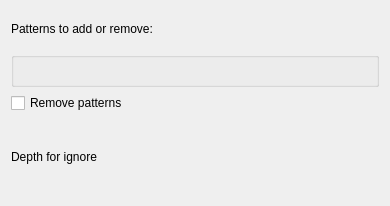
Qt form src/svnfrontend/editignorepattern.ui (KDE/kdesvn) before a commit.
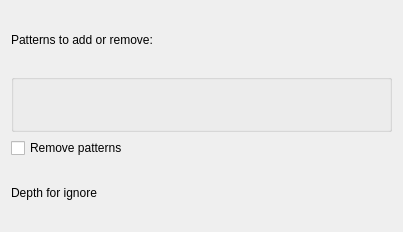
The same form after that commit. Custom widgets are drawn as their Qt base class.

Commit message: KEditListBox -> KEditListWidget

```diff
--- a/src/svnfrontend/editignorepattern.ui
+++ b/src/svnfrontend/editignorepattern.ui
@@ -6,14 +6,12 @@
    <rect>
     <x>0</x>
     <y>0</y>
-    <width>390</width>
-    <height>206</height>
+    <width>403</width>
+    <height>232</height>
    </rect>
   </property>
   <layout class="QVBoxLayout" name="verticalLayout_2">
    <item>
-    <layout class="QVBoxLayout" name="verticalLayout">
-     <item>
       <widget class="QLabel" name="m_PatternLabel">
        <property name="text">
         <string>Patterns to add or remove:</string>
@@ -21,13 +19,20 @@
       </widget>
      </item>
      <item>
-      <widget class="KEditListBox" name="m_PatternEdit">
+    <widget class="QGroupBox" name="groupBox">
+     <property name="title">
+      <string/>
+     </property>
+     <layout class="QVBoxLayout" name="verticalLayout">
+      <item>
+       <widget class="KEditListWidget" name="m_PatternEdit">
        <property name="buttons">
         <set>KEditListBox::Add|KEditListBox::Remove</set>
        </property>
       </widget>
      </item>
     </layout>
+    </widget>
    </item>
    <item>
     <widget class="QCheckBox" name="m_RemoveCheckBox">
@@ -61,9 +66,9 @@
  </widget>
  <customwidgets>
   <customwidget>
-   <class>KEditListBox</class>
-   <extends>QGroupBox</extends>
-   <header>keditlistbox.h</header>
+   <class>KEditListWidget</class>
+   <extends>QWidget</extends>
+   <header>keditlistwidget.h</header>
   </customwidget>
   <customwidget>
    <class>DepthSelector</class>
```
Left out of the diff: 2 changed lines with no effect on the pictures. Lines whose indentation alone changed are shown as unchanged. The commit also changes 3 other files.
